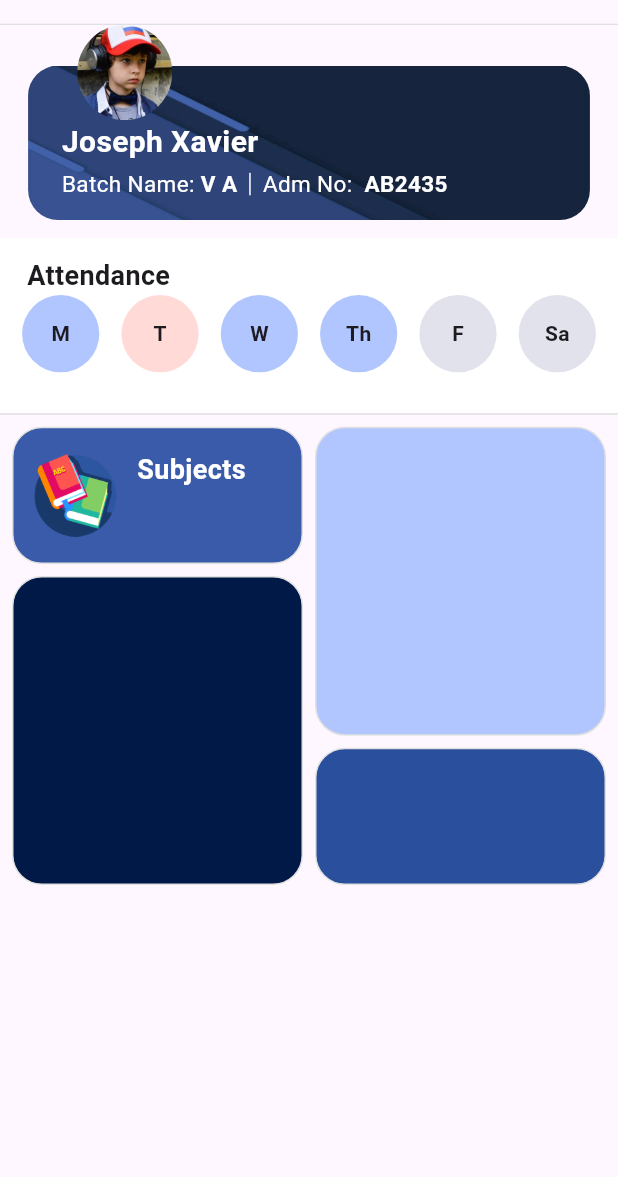
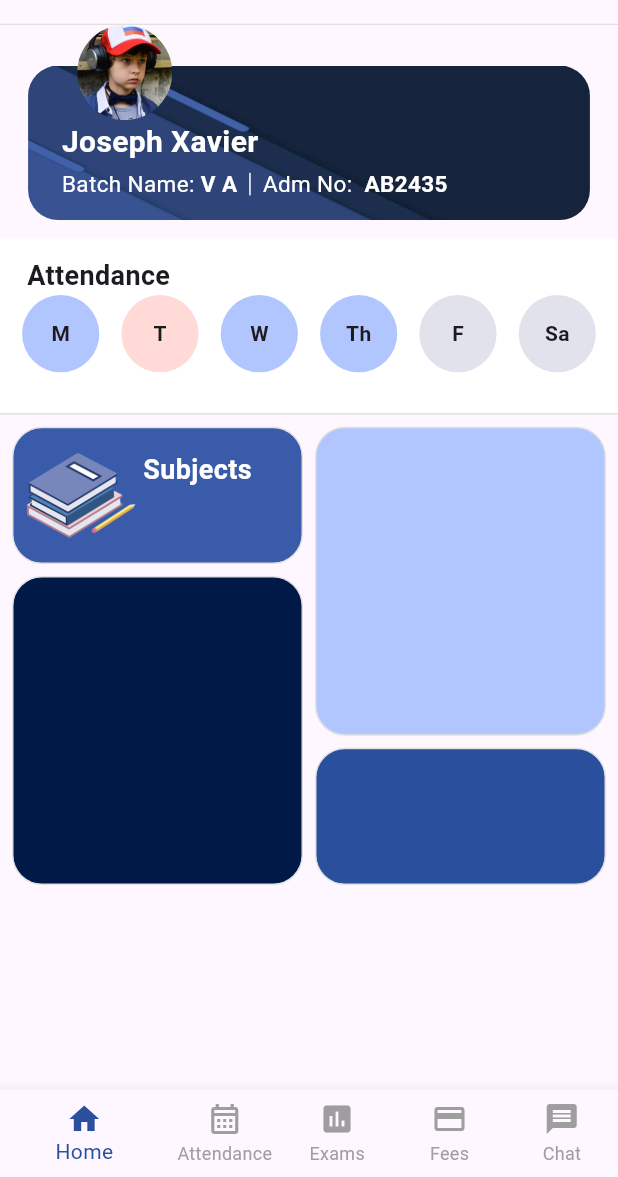
Before and after one commit to BinulalVL/smart_campus_model, a Flutter app: the screen it shows after launch, on a phone screen of 412 x 824 dp, the part 59-1236 px from its top. Run offline on Flutter 3.47's test engine with Material 3 defaults, Android fonts, the phone set to English and light mode, and no system bars.

Commit message:
31-01-24

```diff
--- a/lib/HomePage.dart
+++ b/lib/HomePage.dart
@@ -2,8 +2,16 @@ import 'package:flutter/material.dart';
 import 'package:flutter/cupertino.dart';
 import 'package:project_class/widget/circle_container.dart';
 
-class HomePage extends StatelessWidget {
-  const HomePage({super.key});
+class HomePage extends StatefulWidget {
+   HomePage({super.key});
+
+  @override
+  State<HomePage> createState() => _HomePageState();
+}
+
+class _HomePageState extends State<HomePage> {
+   int _selectedIndex = 0;
+   //int index=5;
 
   @override
   Widget build(BuildContext context) {
@@ -148,9 +156,12 @@ class HomePage extends StatelessWidget {
                           color: Color(0xFF395ba9), ),
                         child: Row(
                           children: [
-                            Container(
-                              height: height/15,
-                              width:width/5,decoration: BoxDecoration(image: DecorationImage(image: AssetImage('lib/Assets/books.png'))),),
+                            Padding(
+                              padding: const EdgeInsets.only(left: 4.0),
+                              child: Container(
+                                height: height/10,
+                                width:width/5,decoration: BoxDecoration(image: DecorationImage(image: AssetImage('lib/Assets/book2.png'))),),
+                            ),
                             Column(mainAxisAlignment: MainAxisAlignment.start,children:[ Padding(
                               padding: const EdgeInsets.only(top: 15.0),
                               child: Text('Subjects',style: TextStyle( color: Colors.white,fontSize: 18,fontWeight: FontWeight.bold),),
@@ -196,6 +207,46 @@ class HomePage extends StatelessWidget {
           )
         ],
       ),
-    ),]));
+    ),])
+    ,
+      bottomNavigationBar: BottomNavigationBar(
+        items: [
+          BottomNavigationBarItem(
+            icon: Icon(Icons.home),
+            label: 'Home',
+          ),
+          BottomNavigationBarItem(
+            icon: Icon(Icons.calendar_month_outlined),
+            label: 'Attendance',
+          ),
+          BottomNavigationBarItem(
+            icon: Icon(Icons.assessment),
+            label: 'Exams',
+          ),
+          BottomNavigationBarItem(
+            icon: Icon(Icons.credit_card),
+            label: 'Fees',
+          ),
+          BottomNavigationBarItem(
+            icon: Icon(Icons.message),
+            label: 'Chat',
+          ),
+        ],
+        currentIndex: _selectedIndex,
+        unselectedItemColor:  Colors.grey, // Set default icon color to grey
+        showUnselectedLabels: true,
+        selectedItemColor: Color(0xFF2a4f9c), // Set pressed icon color to violet
+        // unselectedLabelStyle: TextStyle(color: Colors.grey), // Set default label color to grey
+        // selectedLabelStyle: TextStyle(color: Colors.purple),
+        // Set selected label color to violet
+        onTap: _onItemTapped,
+      ),);
+
   }
+
+   void _onItemTapped(int index) {
+     setState(() {
+       _selectedIndex = index;
+     });
+   }
 }
```
Also changed, not shown: lib/Assets/book2.png (added).
